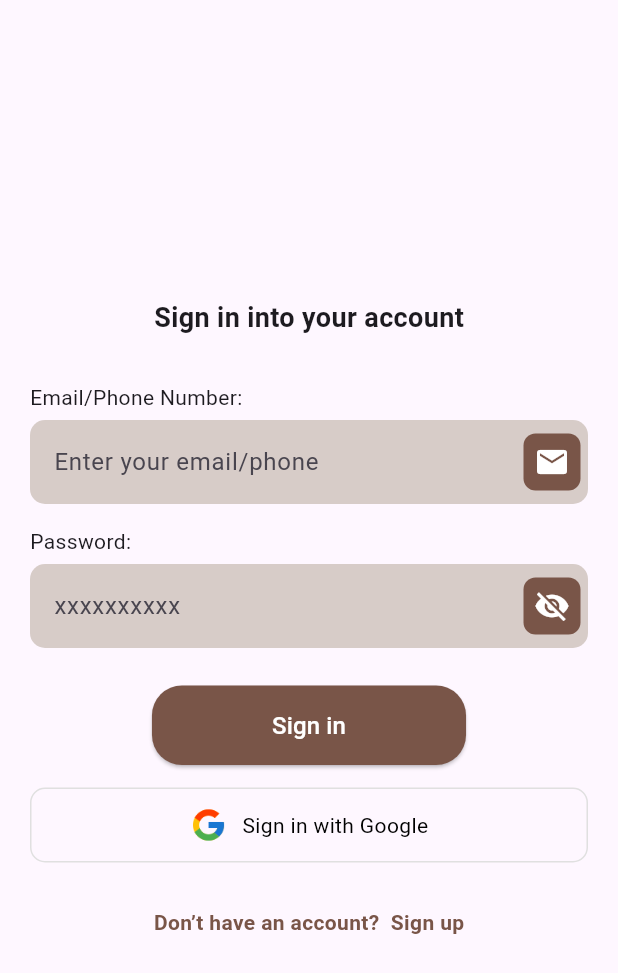
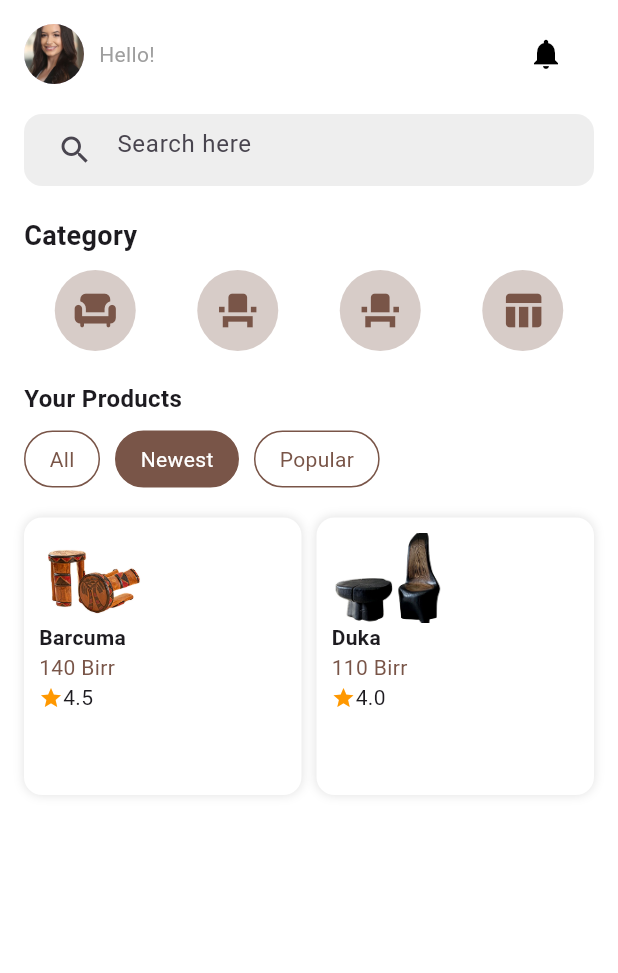
Before and after one commit to Hermyh21/seller_app_frontend_jcraft, a Flutter app: the SignInScreen screen opened directly, after a tap on "Sign in", on a phone screen of 412 x 824 dp. Shown: the top 973 px of the screen. Run offline on Flutter 3.47's test engine with Material 3 defaults, Android fonts, the light colour scheme and no system bars; our stand-ins replace image_picker; network calls fail.

Commit message:
buyer page addes

```diff
--- /dev/null
+++ b/lib/screens/buyer_page.dart
@@ -0,0 +1,217 @@
+import 'package:flutter/material.dart';
+
+class BuyerPage extends StatelessWidget {
+  const BuyerPage({super.key});
+
+  @override
+  Widget build(BuildContext context) {
+    return Scaffold(
+      backgroundColor: Colors.white,
+      body: Padding(
+        padding: EdgeInsets.all(16.0),
+        child: Column(
+          crossAxisAlignment: CrossAxisAlignment.start,
+          children: [
+            Row(
+              mainAxisAlignment: MainAxisAlignment.spaceBetween,
+              children: [
+                Row(
+                  children: [
+                    CircleAvatar(
+                      backgroundImage: AssetImage('assets/images/profile.jpg'),
+                    ),
+                    SizedBox(width: 10),
+                    Column(
+                      crossAxisAlignment: CrossAxisAlignment.start,
+                      children: [
+                        Text("Hello!",
+                            style: TextStyle(color: Colors.grey, fontSize: 14)),
+                      ],
+                    ),
+                  ],
+                ),
+                Row(
+                  children: [
+                    Icon(Icons.notifications, color: Colors.black),
+                    SizedBox(width: 20),
+                  ],
+                ),
+              ],
+            ),
+            SizedBox(height: 20),
+// Search Bar
+            Container(
+              padding: EdgeInsets.symmetric(horizontal: 10),
+              decoration: BoxDecoration(
+                color: Colors.grey[200],
+                borderRadius: BorderRadius.circular(12),
+              ),
+              child: TextField(
+                decoration: InputDecoration(
+                  border: InputBorder.none,
+                  hintText: "Search here",
+                  prefixIcon: Icon(Icons.search),
+                ),
+              ),
+            ),
+            SizedBox(height: 20),
+
+            // Category Section
+            Text("Category",
+                style: TextStyle(fontSize: 18, fontWeight: FontWeight.bold)),
+            SizedBox(height: 10),
+            Row(
+              mainAxisAlignment: MainAxisAlignment.spaceAround,
+              children: [
+                CategoryIcon(icon: Icons.chair),
+                CategoryIcon(icon: Icons.event_seat),
+                CategoryIcon(icon: Icons.event_seat),
+                CategoryIcon(icon: Icons.table_chart),
+              ],
+            ),
+
+            SizedBox(height: 20),
+            // Product Filters
+            Row(
+              mainAxisAlignment: MainAxisAlignment.spaceBetween,
+              children: [
+                Text("Your Products",
+                    style:
+                        TextStyle(fontSize: 16, fontWeight: FontWeight.bold)),
+                // Text("View Less", style: TextStyle(color: Colors.brown)),
+              ],
+            ),
+            SizedBox(height: 10),
+
+            // Filter Buttons
+            Row(
+              children: [
+                FilterButton(label: "All", selected: false),
+                FilterButton(label: "Newest", selected: true),
+                FilterButton(label: "Popular", selected: false),
+              ],
+            ),
+            SizedBox(height: 20),
+
+            // Product List
+            Expanded(
+              child: GridView.count(
+                crossAxisCount: 2,
+                crossAxisSpacing: 10,
+                mainAxisSpacing: 10,
+                children: [
+                  ProductCard(
+                      name: "Barcuma",
+                      price: "140 Birr",
+                      rating: 4.5,
+                      image: "assets/images/barcuma.png"),
+                  ProductCard(
+                      name: "Duka",
+                      price: "110 Birr",
+                      rating: 4.0,
+                      image: "assets/images/duka.png"),
+                ],
+              ),
+            ),
+          ],
+        ),
+      ),
+
+      // Bottom Navigation Bar
+      bottomNavigationBar: BottomNavigationBar(
+        backgroundColor: Colors.brown,
+        selectedItemColor: Colors.white,
+        unselectedItemColor: Colors.white70,
+        items: [
+          BottomNavigationBarItem(icon: Icon(Icons.home), label: ""),
+          BottomNavigationBarItem(icon: Icon(Icons.add), label: ""),
+          BottomNavigationBarItem(icon: Icon(Icons.inventory), label: ""),
+          BottomNavigationBarItem(icon: Icon(Icons.euro), label: ""),
+          BottomNavigationBarItem(icon: Icon(Icons.settings), label: ""),
+        ],
+      ),
+    );
+  }
+}
+
+// Category Icon Widget
+class CategoryIcon extends StatelessWidget {
+  final IconData icon;
+  const CategoryIcon({super.key, required this.icon});
+
+  @override
+  Widget build(BuildContext context) {
+    return Container(
+      padding: EdgeInsets.all(12),
+      decoration: BoxDecoration(
+        color: Colors.brown.shade100,
+        shape: BoxShape.circle,
+      ),
+      child: Icon(icon, size: 30, color: Colors.brown),
+    );
+  }
+}
+
+// Filter Button Widget
+class FilterButton extends StatelessWidget {
+  final String label;
+  final bool selected;
+  const FilterButton({super.key, required this.label, required this.selected});
+
+  @override
+  Widget build(BuildContext context) {
+    return Container(
+      margin: EdgeInsets.only(right: 10),
+      padding: EdgeInsets.symmetric(horizontal: 16, vertical: 8),
+      decoration: BoxDecoration(
+        color: selected ? Colors.brown : Colors.white,
+        borderRadius: BorderRadius.circular(20),
+        border: Border.all(color: Colors.brown),
+      ),
+      child: Text(
+        label,
+        style: TextStyle(color: selected ? Colors.white : Colors.brown),
+      ),
+    );
+  }
+}
+
+// Product Card Widget
+class ProductCard extends StatelessWidget {
+  final String name;
+  final String price;
+  final double rating;
+  final String image;
+  const ProductCard(
+      {super.key,
+      required this.name,
+      required this.price,
+      required this.rating,
+      required this.image});
+
+  @override
+  Widget build(BuildContext context) {
+    return Container(
+      padding: EdgeInsets.all(10),
+      decoration: BoxDecoration(
+        color: Colors.white,
+        borderRadius: BorderRadius.circular(12),
+        boxShadow: [BoxShadow(color: Colors.grey.shade300, blurRadius: 5)],
+      ),
+      child: Column(
+        crossAxisAlignment: CrossAxisAlignment.start,
+        children: [
+          Image.asset(image, height: 60),
+          Text(name, style: TextStyle(fontWeight: FontWeight.bold)),
+          Text(price, style: TextStyle(color: Colors.brown)),
+          Row(
+            children: [
+              Icon(Icons.star, color: Colors.orange, size: 16),
+              Text(rating.toString()),
+            ],
+          ),
+        ],
+      ),
+    );
+  }
+}
--- a/lib/screens/signin_screen.dart
+++ b/lib/screens/signin_screen.dart
@@ -1,5 +1,6 @@
 import 'package:flutter/material.dart';
 import 'signup_screen.dart'; // Import Sign Up screen
+import 'buyer_page.dart';
 
 class SignInScreen extends StatefulWidget {
   const SignInScreen({super.key});
@@ -93,7 +94,10 @@ class _SignInScreenState extends State<SignInScreen> {
             Center(
               child: ElevatedButton(
                 onPressed: () {
-                  // Handle sign-in logic
+                  Navigator.push(
+                    context,
+                    MaterialPageRoute(builder: (context) => BuyerPage()),
+                  );
                 },
                 style: ElevatedButton.styleFrom(
                   backgroundColor: Colors.brown,
--- a/lib/screens/signup_screen.dart
+++ b/lib/screens/signup_screen.dart
@@ -337,7 +337,7 @@ class _CreateAccountScreenState extends State<CreateAccountScreen> {
               children: [
                 SizedBox(height: 60),
                 Center(
-                  child: Text("Create  Account",
+                  child: Text("Create an Account",
                       style:
                           TextStyle(fontSize: 24, fontWeight: FontWeight.bold)),
                 ),
--- a/pubspec.yaml
+++ b/pubspec.yaml
@@ -79,6 +79,9 @@ flutter:
     - assets/images/email-icon.png
     - assets/images/sms-icon.png
     - assets/images/google-icon.png
+    - assets/images/profile.jpg
+    - assets/images/barcuma.png
+    - assets/images/duka.png
   # To add assets to your application, add an assets section, like this:
   # assets:
   #   - images/a_dot_burr.jpeg
```
Also changed, not shown: assets/images/barcuma.png (added), assets/images/barcumas.png (added), assets/images/borati.png (added), assets/images/duka.png (added), assets/images/profile.jpg (added).
